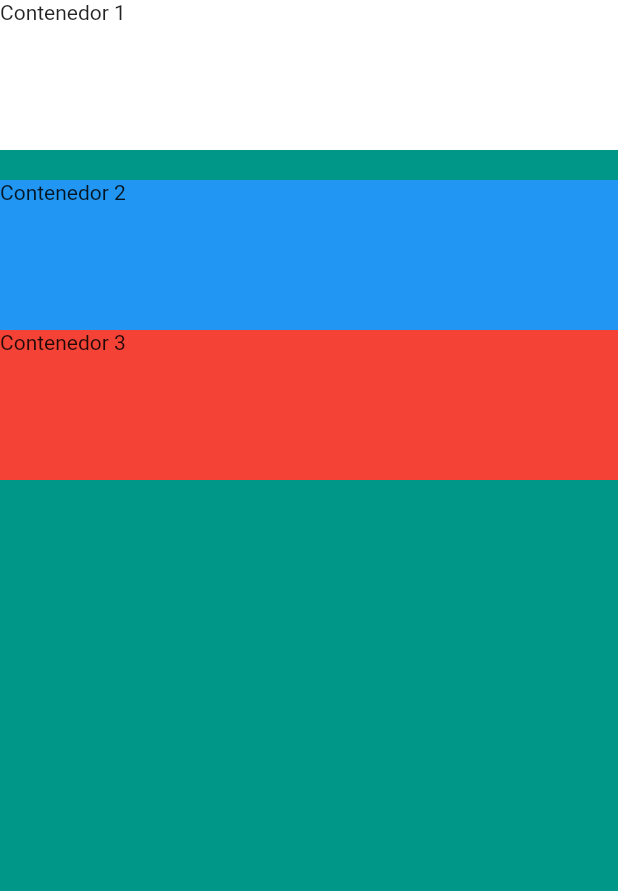
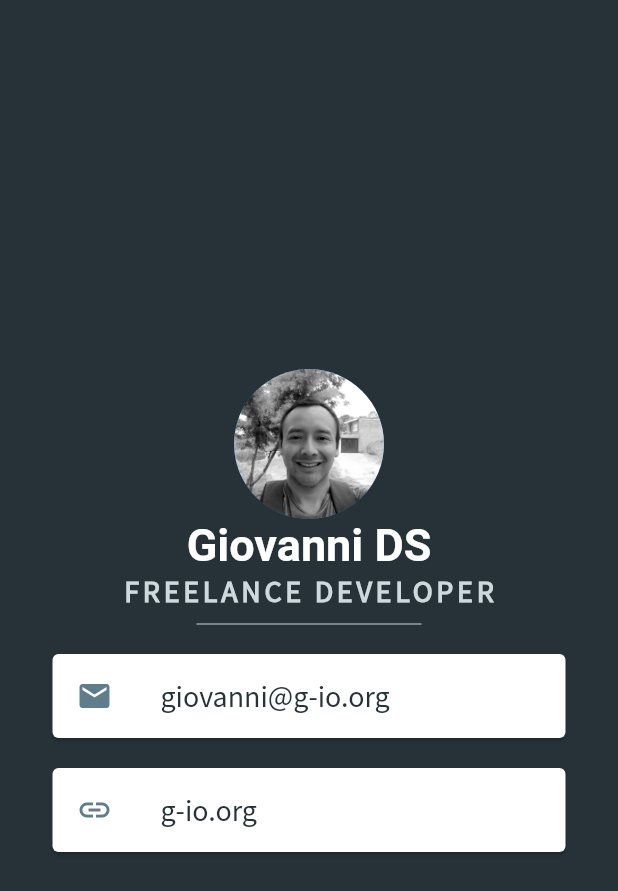
Before and after one commit to giovannids/mi_card_flutter, a Flutter app: the screen it shows after launch, on a phone screen of 412 x 824 dp. Shown: the top 891 px of the screen. Run offline on Flutter 3.47's test engine with Material 2 defaults, Android fonts, the phone set to English and light mode, and no system bars; Roboto replaces fonts that are missing (Montserrat Alternates); project files that could hold a hidden picture were left out.

Commit message:
Agrega cambios finales

```diff
--- a/lib/main.dart
+++ b/lib/main.dart
@@ -13,32 +13,83 @@ class MyApp extends StatelessWidget {
           // Column: A widget that displays its children in a vertical array.
           child: Column(
             children: [
-              Container(
-                child: Text("Contenedor 1"),
-                height: 100.0,
-                color: Colors.white,
+              // CircleAvatar: A circle that represents a user.
+              CircleAvatar(
+                backgroundImage: AssetImage('images/giovannids_g.jpeg'),
+                radius: 50.0,
               ),
-              // SizedBox: A box with a specified size.
+              Text(
+                'Giovanni DS',
+                style: TextStyle(
+                  color: Colors.white,
+                  fontFamily: 'Montserrat Alternates',
+                  fontSize: 30.0,
+                  fontWeight: FontWeight.bold,
+                ),
+              ),
+              Text(
+                'FREELANCE DEVELOPER',
+                style: TextStyle(
+                  color: Colors.blueGrey.shade100,
+                  fontFamily: 'Source Sans Pro',
+                  fontSize: 20.0,
+                  fontWeight: FontWeight.bold,
+                  letterSpacing: 2.5,
+                ),
+              ),
               SizedBox(
+                // Divider: A thin horizontal line, with padding on either side.
+                child: Divider(
+                  color: Colors.blueGrey.shade100,
+                ),
                 height: 20.0,
+                width: 150.0,
               ),
-              Container(
-                child: Text("Contenedor 2"),
-                height: 100.0,
-                color: Colors.blue,
+              // Card: A material design card: a panel with slightly rounded corners and an elevation shadow.
+              Card(
+                child: ListTile(
+                  // Icon: A graphical icon widget drawn with a glyph from a font described in an IconData such as material's predefined IconDatas in Icons.
+                  leading: Icon(
+                    Icons.email,
+                    color: Colors.blueGrey,
+                  ),
+                  title: Text(
+                    'giovanni@g-io.org',
+                    style: TextStyle(
+                      color: Colors.blueGrey.shade900,
+                      fontFamily: 'Source Sans Pro',
+                      fontSize: 20.0,
+                    ),
+                  ),
+                ),
+                // Card: Propiedades complementarias
+                margin: EdgeInsets.symmetric(vertical: 10, horizontal: 35),
               ),
-              Container(
-                child: Text("Contenedor 3"),
-                height: 100.0,
-                color: Colors.red,
+              Card(
+                child: ListTile(
+                  leading: Icon(
+                    Icons.link,
+                    color: Colors.blueGrey,
+                  ),
+                  title: Text(
+                    'g-io.org',
+                    style: TextStyle(
+                      color: Colors.blueGrey.shade900,
+                      fontFamily: 'Source Sans Pro',
+                      fontSize: 20.0,
+                    ),
+                  ),
+                ),
+                // Card: Propiedades complementarias
+                margin: EdgeInsets.symmetric(vertical: 10, horizontal: 35),
               ),
             ],
             // Column. Propiedades complementarias.
-            crossAxisAlignment: CrossAxisAlignment.stretch,
+            mainAxisAlignment: MainAxisAlignment.center,
           ),
         ),
-        // Scaffold: Propiedades complementarias
-        backgroundColor: Colors.teal,
+        // Scaffold. Propiedades complementarias
+        backgroundColor: Colors.blueGrey.shade900,
       ),
     );
   }
@@ -46,13 +97,21 @@ class MyApp extends StatelessWidget {
 
 /*
 NOTAS:
+- CircleAvatar, Card, ListTile, e Icon
+- Las fuentes, al igual que las imagenes deben incluirse en el archivo pubspec.yaml
 - Single-child layout widgets (Containter, SizedBox, etc.), Multi-child layout widgets (Column, Row, etc.)
 - Para que hot reload funcione, lo que cambiamos deben estar dentro de un widget stateless o stateful
 - Hot restart reinicia el estado de la App, volviendo sus valores al estado inicial
 
 REFERENCIAS:
 https://flutter.dev/docs/development/ui/widgets/layout
+https://api.flutter.dev/flutter/material/Card-class.html
+https://api.flutter.dev/flutter/material/CircleAvatar-class.html
 https://api.flutter.dev/flutter/widgets/Column-class.html
 https://api.flutter.dev/flutter/widgets/Container-class.html
+https://api.flutter.dev/flutter/material/Divider-class.html
+https://api.flutter.dev/flutter/widgets/Icon-class.html
+https://api.flutter.dev/flutter/material/Icons-class.html
+https://api.flutter.dev/flutter/material/ListTile-class.html
 https://api.flutter.dev/flutter/widgets/SizedBox-class.html
  */
```
Also changed, not shown: pubspec.yaml (+10 -12 lines), fonts/MontserratAlternates-Regular.ttf (added), fonts/SourceSansPro-Regular.ttf (added), images/giovannids_g.jpeg (added), 38 other files.
